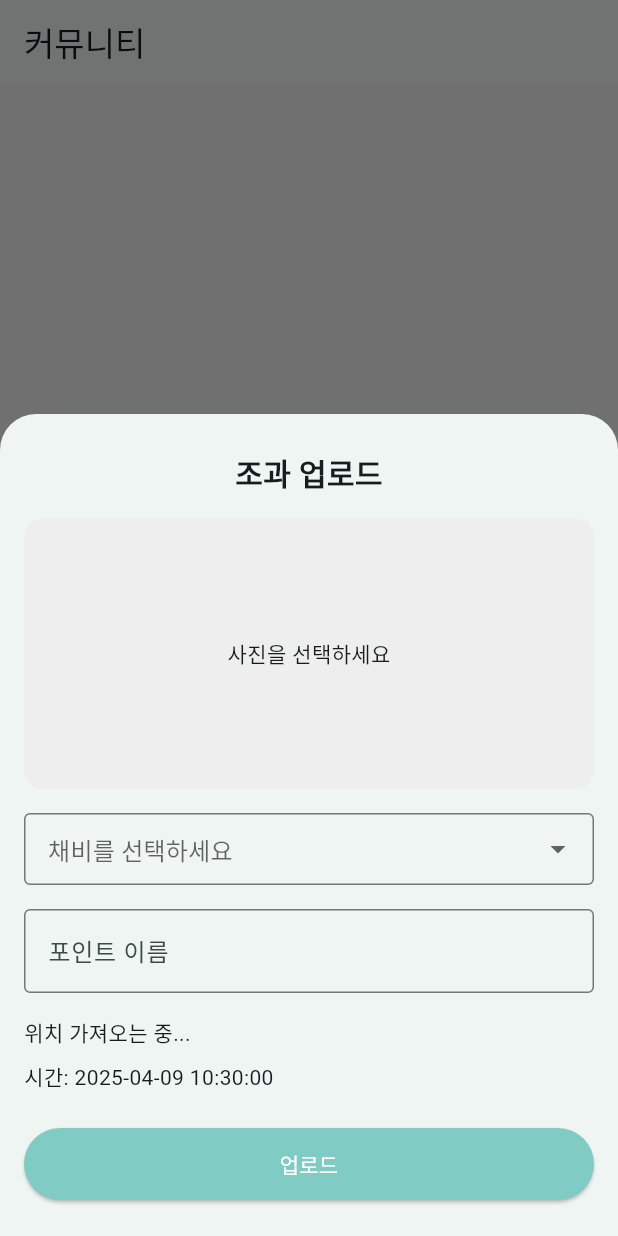
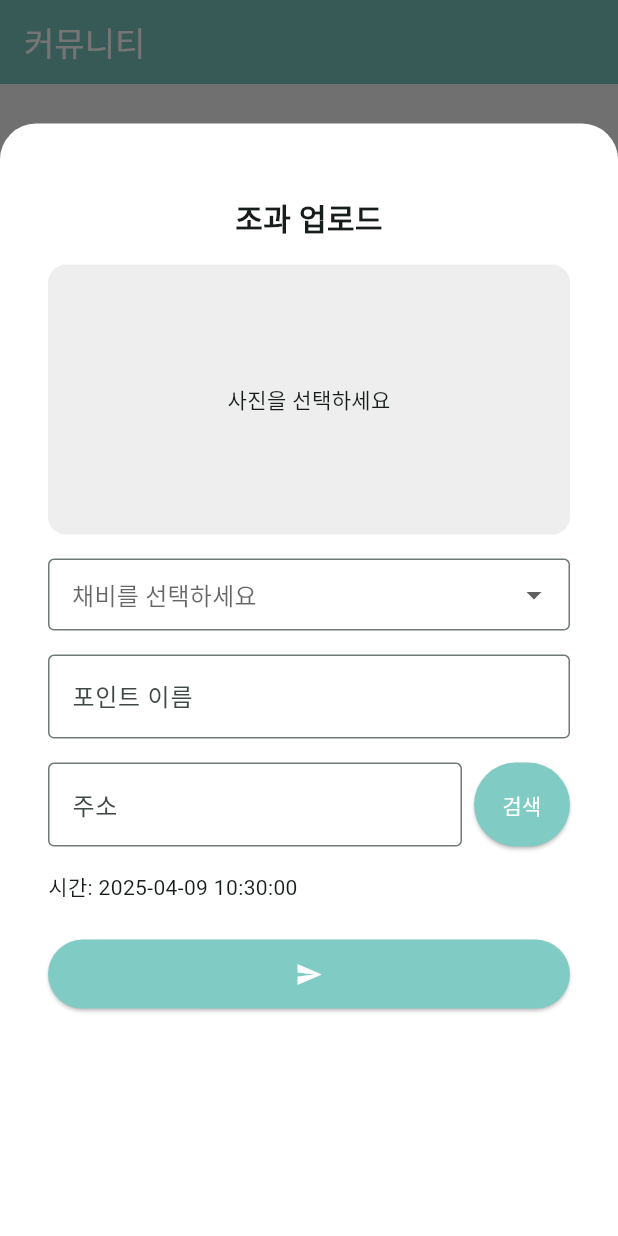
Before and after one commit to sj1119b00/bass_fishing_ai, a Flutter app: the screen it shows after launch, item 2 of the bottom bar chosen, after a tap on the "add" icon, on a phone screen of 412 x 824 dp. Run offline on Flutter 3.47's test engine with Material 3 defaults, Android fonts, the phone set to English and light mode, and no system bars; our stand-ins replace geolocator, image_picker; network calls fail.

Commit message:
위치 제거 및 주소 기반 업로드 반영

```diff
--- a/lib/screens/community_screen.dart
+++ b/lib/screens/community_screen.dart
@@ -1,29 +1,135 @@
+import 'dart:convert';
 import 'package:flutter/material.dart';
-import '../widgets/upload_catch_form.dart';
+import 'package:http/http.dart' as http;
+import '../widgets/upload_catch_form.dart'; // ✅ 상대경로로 import 수정
 
-class CommunityScreen extends StatelessWidget {
+class CommunityScreen extends StatefulWidget {
   const CommunityScreen({super.key});
+
+  @override
+  State<CommunityScreen> createState() => _CommunityScreenState();
+}
+
+class _CommunityScreenState extends State<CommunityScreen> {
+  List<dynamic> catches = [];
+  bool isLoading = true;
+
+  @override
+  void initState() {
+    super.initState();
+    fetchCatches();
+  }
+
+  Future<void> fetchCatches() async {
+    try {
+      final response = await http.get(
+        Uri.parse('https://bass-ai-api.onrender.com/catches'),
+      );
+      if (response.statusCode == 200) {
+        final data = jsonDecode(response.body);
+        setState(() {
+          catches = data['catches'];
+          isLoading = false;
+        });
+      } else {
+        throw Exception('불러오기 실패');
+      }
+    } catch (e) {
+      print('오류: $e');
+      setState(() {
+        isLoading = false;
+      });
+    }
+  }
 
   @override
   Widget build(BuildContext context) {
     return Scaffold(
-      appBar: AppBar(title: const Text('커뮤니티')),
-      body: const Center(
-        child: Text('여기에 커뮤니티 게시물 리스트가 들어올 예정'),
+      appBar: AppBar(
+        title: const Text('커뮤니티'),
+        backgroundColor: const Color(0xFF80CBC4),
+        foregroundColor: Colors.white,
+        elevation: 2,
+      ),
+      body: isLoading
+          ? const Center(child: CircularProgressIndicator())
+          : catches.isEmpty
+          ? const Center(child: Text("업로드된 조과가 없습니다."))
+          : ListView.builder(
+        itemCount: catches.length,
+        itemBuilder: (context, index) {
+          final item = catches[index];
+          return Card(
+            margin: const EdgeInsets.symmetric(horizontal: 16, vertical: 8),
+            elevation: 3,
+            shape: RoundedRectangleBorder(borderRadius: BorderRadius.circular(12)),
+            child: Column(
+              crossAxisAlignment: CrossAxisAlignment.start,
+              children: [
+                ClipRRect(
+                  borderRadius: const BorderRadius.vertical(top: Radius.circular(12)),
+                  child: Image.network(
+                    item['image_url'],
+                    height: 200,
+                    width: double.infinity,
+                    fit: BoxFit.cover,
+                    errorBuilder: (context, error, stackTrace) => Container(
+                      height: 200,
+                      color: Colors.grey[300],
+                      child: const Center(child: Text("이미지 불러오기 실패")),
+                    ),
+                  ),
+                ),
+                Padding(
+                  padding: const EdgeInsets.all(12.0),
+                  child: Column(
+                    crossAxisAlignment: CrossAxisAlignment.start,
+                    children: [
+                      Text(item['spot_name'] ?? '포인트 이름 없음',
+                          style: const TextStyle(fontSize: 18, fontWeight: FontWeight.bold)),
+                      const SizedBox(height: 4),
+                      Text("📍 위치: ${item['address'] ?? '주소 없음'}"),
+                      const SizedBox(height: 2),
+                      Text("🎣 채비: ${item['rig'] ?? '정보 없음'}"),
+                      const SizedBox(height: 2),
+                      Text("🕓 날짜: ${item['timestamp'] ?? '시간 없음'}",
+                          style: const TextStyle(fontSize: 12, color: Colors.grey)),
+                    ],
+                  ),
+                )
+              ],
+            ),
+          );
+        },
       ),
       floatingActionButton: FloatingActionButton(
         onPressed: () {
           showModalBottomSheet(
             context: context,
-            isScrollControlled: true,
-            shape: const RoundedRectangleBorder(
-              borderRadius: BorderRadius.vertical(top: Radius.circular(24)),
+            isScrollControlled: true, // 전체화면처럼 보이게
+            backgroundColor: Colors.transparent,
+            builder: (context) => DraggableScrollableSheet(
+              expand: false,
+              initialChildSize: 0.9,
+              minChildSize: 0.6,
+              maxChildSize: 0.95,
+              builder: (_, scrollController) => Container(
+                decoration: const BoxDecoration(
+                  color: Colors.white,
+                  borderRadius: BorderRadius.vertical(top: Radius.circular(24)),
+                ),
+                padding: const EdgeInsets.symmetric(horizontal: 16, vertical: 24),
+                child: SingleChildScrollView(
+                  controller: scrollController,
+                  child: UploadCatchForm(), // ✅ 그대로 사용
+                ),
+              ),
             ),
-            builder: (context) => const UploadCatchForm(),
           );
         },
+        child: const Icon(Icons.add, size: 28),
         backgroundColor: const Color(0xFF80CBC4),
-        child: const Icon(Icons.add, color: Colors.white),
+        foregroundColor: Colors.white,
       ),
     );
   }
--- a/lib/widgets/upload_catch_form.dart
+++ b/lib/widgets/upload_catch_form.dart
@@ -1,9 +1,9 @@
 import 'dart:io';
-
+import 'package:http/http.dart' as http;
 import 'package:flutter/material.dart';
 import 'package:image_picker/image_picker.dart';
-import 'package:geolocator/geolocator.dart';
 import 'package:intl/intl.dart';
+import '../screens/address_search_page.dart';
 
 class UploadCatchForm extends StatefulWidget {
   const UploadCatchForm({super.key});
@@ -16,27 +16,10 @@ class _UploadCatchFormState extends State<UploadCatchForm> {
   File? _imageFile;
   String? _rig;
   final _spotController = TextEditingController();
-  Position? _position;
+  final _addressController = TextEditingController();
   String _timestamp = DateFormat('yyyy-MM-dd HH:mm:ss').format(DateTime.now());
 
   final List<String> _rigOptions = ['다운샷', '노싱커', '텍사스리그', '프리리그'];
-
-  @override
-  void initState() {
-    super.initState();
-    _getLocation();
-  }
-
-  Future<void> _getLocation() async {
-    final permission = await Geolocator.requestPermission();
-    if (permission != LocationPermission.denied &&
-        permission != LocationPermission.deniedForever) {
-      final position = await Geolocator.getCurrentPosition();
-      setState(() {
-        _position = position;
-      });
-    }
-  }
 
   Future<void> _pickImage() async {
     final picker = ImagePicker();
@@ -48,14 +31,42 @@ class _UploadCatchFormState extends State<UploadCatchForm> {
     }
   }
 
-  void _uploadCatch() {
-    // 여기에 서버 전송 로직 들어갈 예정
-    print('사진: ${_imageFile?.path}');
-    print('채비: $_rig');
-    print('포인트: ${_spotController.text}');
-    print('위치: ${_position?.latitude}, ${_position?.longitude}');
-    print('시간: $_timestamp');
-    Navigator.of(context).pop(); // 업로드 후 팝업 닫기
+  void _uploadCatch() async {
+    if (_imageFile == null ||
+        _rig == null ||
+        _spotController.text.isEmpty ||
+        _addressController.text.isEmpty) {
+      ScaffoldMessenger.of(context).showSnackBar(
+        const SnackBar(content: Text("모든 항목을 입력해주세요.")),
+      );
+      return;
+    }
+
+    //final uri = Uri.parse("http://127.0.0.1:8000/upload_catch");
+    final uri = Uri.parse("https://bass-ai-api.onrender.com/upload_catch");
+
+    final request = http.MultipartRequest('POST', uri);
+
+    request.files.add(await http.MultipartFile.fromPath('photo', _imageFile!.path));
+    request.fields['address'] = _addressController.text;
+    request.fields['timestamp'] = _timestamp;
+    request.fields['temp'] = "0";
+    request.fields['condition'] = "미확인";
+    request.fields['rig'] = _rig!;
+    request.fields['spot_name'] = _spotController.text;
+
+    final response = await request.send();
+
+    if (response.statusCode == 200) {
+      ScaffoldMessenger.of(context).showSnackBar(
+        const SnackBar(content: Text("업로드 완료!")),
+      );
+      Navigator.of(context).pop();
+    } else {
+      ScaffoldMessenger.of(context).showSnackBar(
+        SnackBar(content: Text("업로드 실패: ${response.statusCode}")),
+      );
+    }
   }
 
   @override
@@ -113,13 +124,42 @@ class _UploadCatchFormState extends State<UploadCatchForm> {
             ),
             const SizedBox(height: 16),
 
-            Align(
-              alignment: Alignment.centerLeft,
-              child: _position != null
-                  ? Text('위치: ${_position!.latitude.toStringAsFixed(5)}, ${_position!.longitude.toStringAsFixed(5)}')
-                  : const Text('위치 가져오는 중...'),
+            Row(
+              children: [
+                Expanded(
+                  child: TextField(
+                    controller: _addressController,
+                    readOnly: true,
+                    decoration: const InputDecoration(
+                      labelText: '주소',
+                      border: OutlineInputBorder(),
+                    ),
+                  ),
+                ),
+                const SizedBox(width: 8),
+                ElevatedButton(
+                  onPressed: () async {
+                    final result = await Navigator.push(
+                      context,
+                      MaterialPageRoute(builder: (_) => const AddressSearchPage()),
+                    );
+                    if (result != null) {
+                      setState(() {
+                        _addressController.text = result;
+                      });
+                    }
+                  },
+                  style: ElevatedButton.styleFrom(
+                    backgroundColor: const Color(0xFF80CBC4),
+                    foregroundColor: Colors.white,
+                    padding: const EdgeInsets.symmetric(horizontal: 16, vertical: 18),
+                  ),
+                  child: const Text('검색'),
+                ),
+              ],
             ),
-            const SizedBox(height: 8),
+
+            const SizedBox(height: 16),
 
             Align(
               alignment: Alignment.centerLeft,
@@ -136,7 +176,7 @@ class _UploadCatchFormState extends State<UploadCatchForm> {
                   foregroundColor: Colors.white,
                   padding: const EdgeInsets.symmetric(vertical: 14),
                 ),
-                child: const Text('업로드'),
+                child: const Icon(Icons.send), // 간단한 업로드 아이콘
               ),
             ),
           ],
```
Also changed, not shown: lib/screens/address_search_page.dart (added, +106 -0 lines), pubspec.yaml (+10 -0 lines), assets/icon/android_foreground.png (added), assets/icon/android_launcher.png (added), assets/icon/bass_ai_icon..png (added), assets/icon/ios_app_store.png (added), pubspec.lock, 35 other files.
